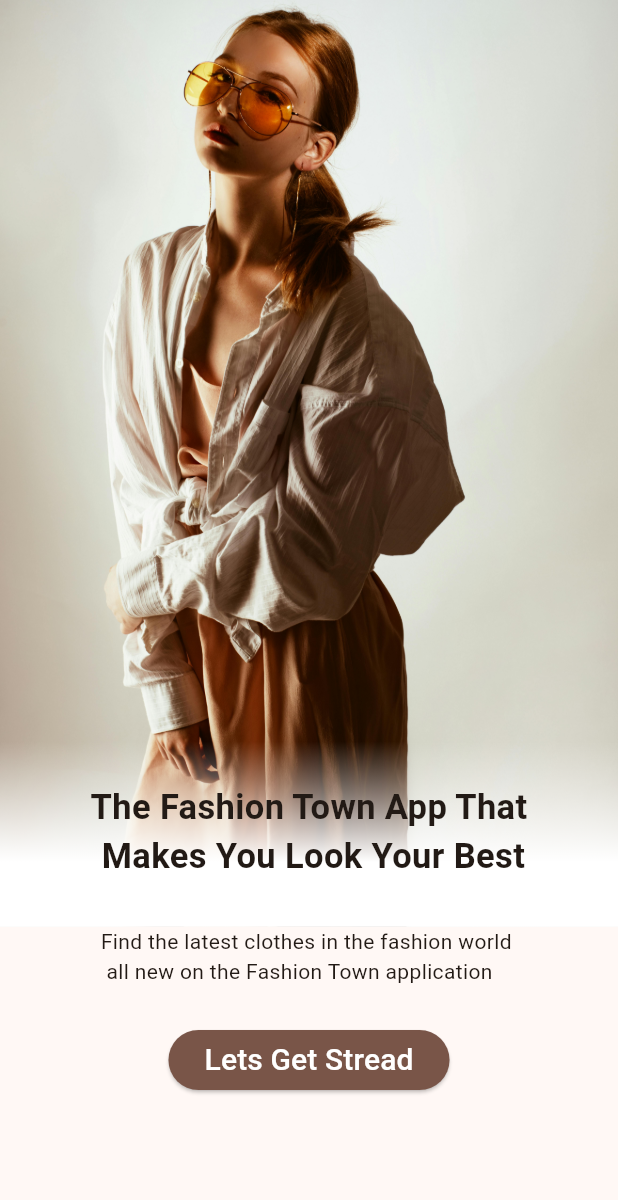
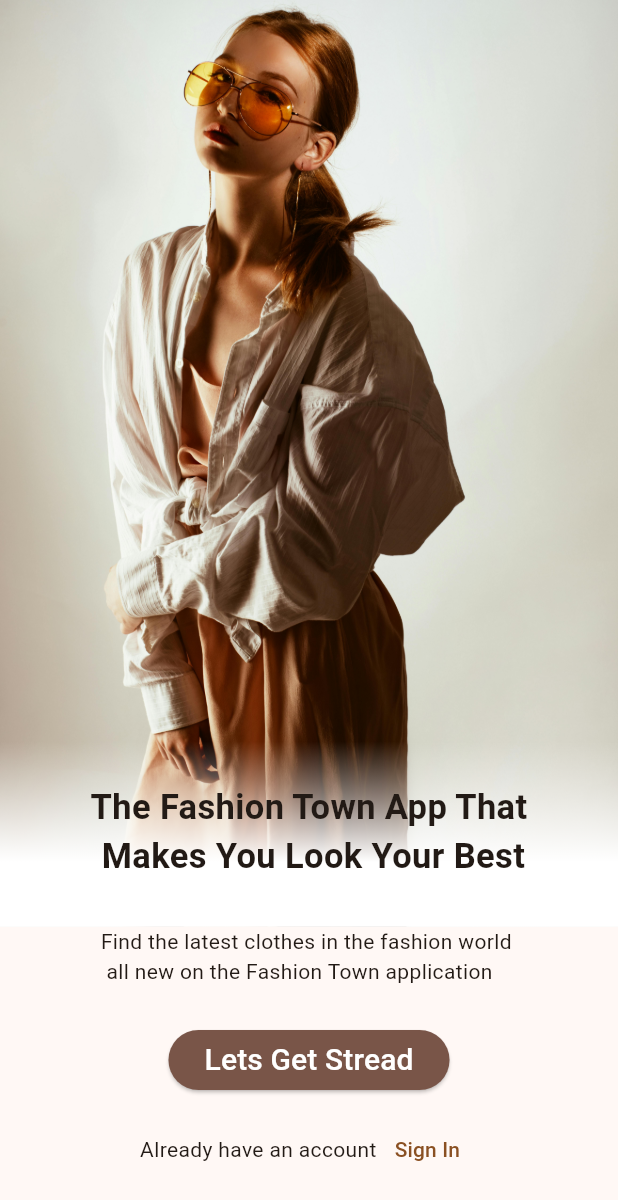
Before and after one commit to AhmedSamir25/Fashion-Town, a Flutter app: the screen it shows after launch, on a phone screen of 412 x 824 dp. Shown: the top 1200 px of the screen. Run offline on Flutter 3.47's test engine with Material 3 defaults, Android fonts, the phone set to English and light mode, and no system bars.

Commit message:
sign in onboarding text button

```diff
--- a/lib/features/onboarding/view/onboarding_view.dart
+++ b/lib/features/onboarding/view/onboarding_view.dart
@@ -1,6 +1,7 @@
 import 'package:fashion_town/core/theme/style_text.dart';
 import 'package:fashion_town/features/onboarding/view/widgets/onboarding_elevated_button.dart';
 import 'package:fashion_town/features/onboarding/view/widgets/onboarding_image.dart';
+import 'package:fashion_town/features/onboarding/view/widgets/signin_onboarding_text_button.dart';
 import 'package:flutter/material.dart';
 
 class OnBoardingView extends StatelessWidget {
@@ -22,7 +23,10 @@
               height: heightMedia * 0.03,
             ),
             const OnboardingElevatedButton(),
-
+            SizedBox(
+              height: heightMedia * 0.014,
+            ),
+            const SigninOnboardingTextButton(),
           ],
         ),
       ),
--- /dev/null
+++ b/lib/features/onboarding/view/widgets/signin_onboarding_text_button.dart
@@ -0,0 +1,18 @@
+import 'package:fashion_town/core/theme/style_text.dart';
+import 'package:flutter/material.dart';
+
+class SigninOnboardingTextButton extends StatelessWidget {
+  const SigninOnboardingTextButton({super.key});
+
+  @override
+  Widget build(BuildContext context) {
+    return  Row(
+      mainAxisAlignment: MainAxisAlignment.center,
+      children: [
+        Text('Already have an account',style: StyleText.textStyle14,),
+        TextButton(onPressed: (){},
+         child:Text('Sign In', style: StyleText.textStyle14,))
+      ],
+    );
+  }
+}
```
